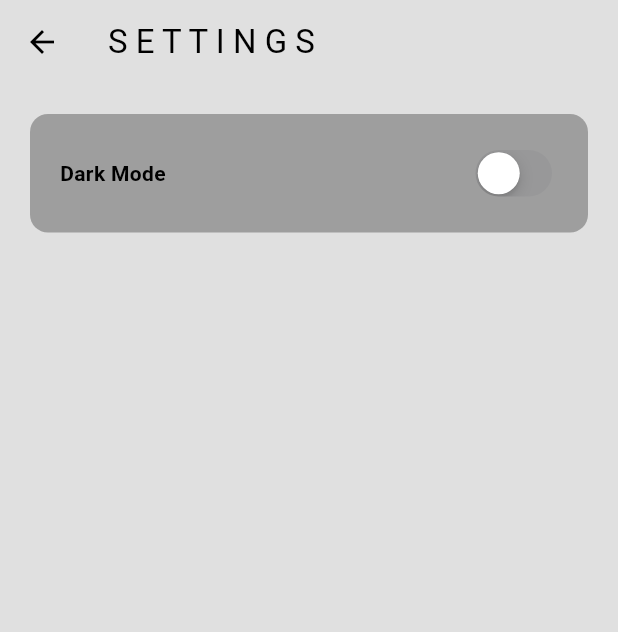
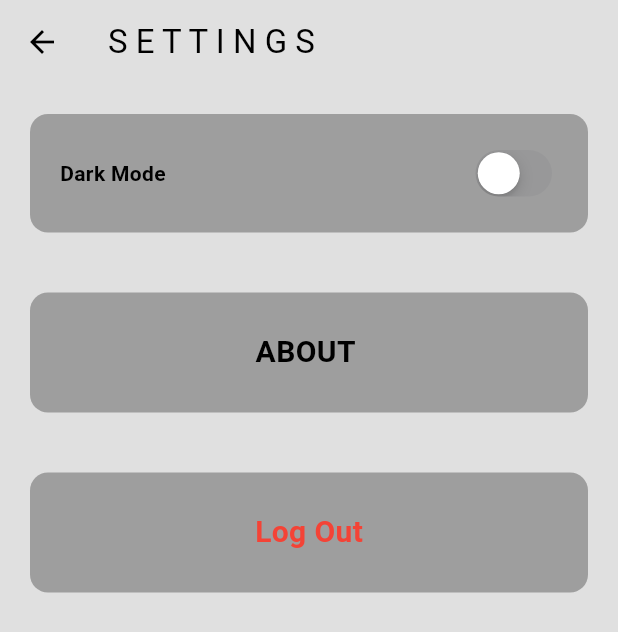
Before and after one commit to GranthikSom/music_app, a Flutter app: the SettingsPage screen opened directly, on a phone screen of 412 x 824 dp. Shown: the top 632 px of the screen. Run offline on Flutter 3.47's test engine with Material 3 defaults, Android fonts, the phone set to English and light mode, and no system bars; our stand-ins replace audioplayers.

Commit message:
tiding things up

```diff
--- a/lib/components/bottombar.dart
+++ b/lib/components/bottombar.dart
@@ -1,4 +1,5 @@
 import 'package:flutter/material.dart';
+import 'package:flutter_application_1/pages/login_page.dart';
 import 'package:flutter_application_1/pages/post_page.dart';
 import 'package:flutter_application_1/pages/profile_page.dart';
 
@@ -8,7 +9,7 @@ class Bottombar extends StatelessWidget {
   @override
   Widget build(BuildContext context) {
     return BottomAppBar(
-      height: 40,
+      height: 50,
       color: Theme.of(context).colorScheme.primary.withOpacity(0.2),
       child: Row(
         mainAxisAlignment: MainAxisAlignment.spaceEvenly,
@@ -26,7 +27,17 @@ class Bottombar extends StatelessWidget {
               );
             },
           ),
-          IconButton(icon: const Icon(Icons.home), onPressed: () {}),
+          IconButton(
+            icon: const Icon(Icons.home),
+            onPressed: () {
+              Navigator.pop(context);
+
+              Navigator.push(
+                context,
+                MaterialPageRoute(builder: (context) => LoginPage()),
+              );
+            },
+          ),
           IconButton(
             icon: const Icon(Icons.person),
             onPressed: () {
--- a/lib/pages/post_page.dart
+++ b/lib/pages/post_page.dart
@@ -1,10 +1,14 @@
 import 'package:flutter/material.dart';
+import 'package:flutter_application_1/components/bottombar.dart';
 
 class PostPage extends StatelessWidget {
   const PostPage({super.key});
 
   @override
   Widget build(BuildContext context) {
-    return Scaffold(appBar: AppBar(title: const Text("Post Page")));
+    return Scaffold(
+      appBar: AppBar(title: const Text("Post Page")),
+      bottomNavigationBar: const Bottombar(),
+    );
   }
 }
--- a/lib/pages/settings_page.dart
+++ b/lib/pages/settings_page.dart
@@ -10,7 +10,9 @@ class SettingsPage extends StatelessWidget {
   Widget build(BuildContext context) {
     return Scaffold(
       appBar: AppBar(title: Text('S E T T I N G S')),
-      body: Container(
+      body: Column(
+        children: [
+          Container(
             decoration: BoxDecoration(
               color: Theme.of(context).colorScheme.primary,
               borderRadius: BorderRadius.circular(12),
@@ -20,7 +22,10 @@ class SettingsPage extends StatelessWidget {
             child: Row(
               mainAxisAlignment: MainAxisAlignment.spaceBetween,
               children: [
-            Text('Dark Mode', style: TextStyle(fontWeight: FontWeight.bold)),
+                Text(
+                  'Dark Mode',
+                  style: TextStyle(fontWeight: FontWeight.bold),
+                ),
                 //switch
                 CupertinoSwitch(
                   value: Provider.of<ThemeProvider>(
@@ -35,6 +40,57 @@ class SettingsPage extends StatelessWidget {
               ],
             ),
           ),
+
+          Container(
+            height: 80,
+            width: double.infinity,
+            decoration: BoxDecoration(
+              color: Theme.of(context).colorScheme.primary,
+              borderRadius: BorderRadius.circular(12),
+            ),
+            margin: EdgeInsets.all(20),
+            padding: EdgeInsets.all(20),
+            child: Row(
+              mainAxisAlignment: MainAxisAlignment.center,
+              children: [
+                Text(
+                  'ABOUT ',
+                  style: TextStyle(
+                    fontWeight: FontWeight.bold,
+                    textBaseline: TextBaseline.alphabetic,
+                    fontSize: 20,
+                  ),
+                ),
+              ],
+            ),
+          ),
+          Container(
+            height: 80,
+            width: double.infinity,
+            decoration: BoxDecoration(
+              color: Theme.of(context).colorScheme.primary,
+              borderRadius: BorderRadius.circular(12),
+            ),
+            margin: EdgeInsets.all(20),
+            padding: EdgeInsets.all(20),
+            child: Row(
+              mainAxisAlignment: MainAxisAlignment.center,
+              children: [
+                Text(
+                  'Log Out',
+                  style: TextStyle(
+                    fontWeight: FontWeight.bold,
+                    textBaseline: TextBaseline.alphabetic,
+                    fontSize: 20,
+                    color: Colors.red,
+                  ),
+                ),
+              ],
+            ),
+          ),
+        ],
+      ),
+      bottomNavigationBar: const BottomAppBar(),
     );
   }
 }
```
Lines whose indentation alone changed are shown as unchanged.
